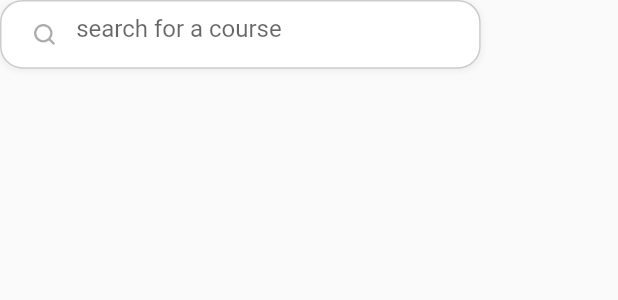
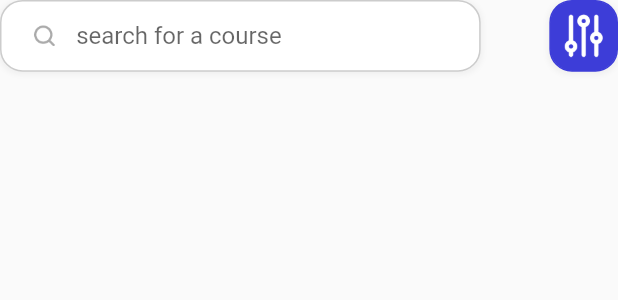
Before and after one commit to oriamo/uLearn, a Flutter app: what serachBar() shows on an empty page, opened directly, on a phone screen of 412 x 824 dp. Shown: the top 300 px of the screen. Run offline on Flutter 3.47's test engine with Material 2 defaults, Android fonts, the phone set to English and light mode, and no system bars; our stand-ins replace cloud_firestore, dots_indicator, firebase_auth, firebase_core, flutter_riverpod, flutter_screenutil and 4 more; missing offline and left inert: dart:ffi; accounts and stored records are empty; generated files the repository leaves out were written again.

Commit message:
first commit 6 : after error

```diff
--- a/lib/common/utils/image_res.dart
+++ b/lib/common/utils/image_res.dart
@@ -18,6 +18,11 @@ class ImageRes{
   static const user = '$_imagebase/user.png';
   static const lock = '$_imagebase/lock.png';
   static const searchIcon = '$_imagebase/search.png';
+  static const searchButton = '$_imagebase/options.png';
+  static const banner1 = '$_imagebase/Art.png';
+  static const banner2 = '$_imagebase/Image(1).png';
+  static const banner3 = '$_imagebase/Image(2).png';
+
 
 
 
--- a/lib/common/widgets/serach_widget.dart
+++ b/lib/common/widgets/serach_widget.dart
@@ -9,33 +9,57 @@ import 'package:shop_app/common/widgets/image_widgets.dart';
 Widget serachBar(){
 
   return Row(
+    mainAxisAlignment: MainAxisAlignment.spaceBetween,
     children: [
-      //serch text box
+      //serch text box Container
       Container(
         width: 280.w,
-        height: 40.w,
+        height: 40.h,
         decoration: appBoxShadow(
           color: AppColors.primaryBackground,
           boxBorder: Border.all(color: AppColors.primaryFourElementText)
 
         ),
+
         child: Row(
           children: [
+            //icon container
             Container(
               child: appImage(imagePath: ImageRes.searchIcon),
               margin: EdgeInsets.only(left: 17.w),
             ),
-            Container(
+            //text field container
+            SizedBox(
               width: 230.w,
               height: 40.h,
-              child: appTextFieldOnly(width: 230, height: 40, hintText: "search for a course"),
+              child: Padding(
+                padding: EdgeInsets.only(top: 11.h),
+                child: appTextFieldOnly(width: 230, height: 40, hintText: "search for a course"),
+              ),
 
             )
           ],
         ) ,
 
-      )
-      //serxh text button
+      ),
+      //search text button
+      GestureDetector(
+        onTap: (){
+
+        },
+        child: Container(
+          padding: EdgeInsets.all(5),
+          width: 40.w,
+          height: 40.h,
+          decoration: appBoxShadow(
+            boxBorder: Border.all(color: AppColors.primaryElement),
+
+          ),
+          child: appImage(imagePath: ImageRes.searchButton),
+
+        ),
+
+      ),
 
     ],
 
--- a/lib/pages/application/home/view/home.dart
+++ b/lib/pages/application/home/view/home.dart
@@ -20,7 +20,7 @@ class Home extends StatelessWidget {
     return Scaffold(
       appBar: buildAppbar(title: "Home"),
       body: Padding(
-        padding: EdgeInsets.symmetric(horizontal: 25.w),
+        padding: EdgeInsets.symmetric(horizontal: 15.w),
         child: SingleChildScrollView(
           child: Column(
             mainAxisAlignment: MainAxisAlignment.start,
@@ -30,6 +30,9 @@ class Home extends StatelessWidget {
               userName(),
               SizedBox(height: 20.h),
               serachBar(),
+              SizedBox(height: 20.h,),
+              banner(),
+
 
 
 
```
Also changed, not shown: lib/pages/application/home/controller/home_controller.dart (+10 -0 lines), lib/pages/application/home/view/widgets/home_widgets.dart (+43 -0 lines), lib/pages/application/provider/application_nav_notifier.g.dart.
